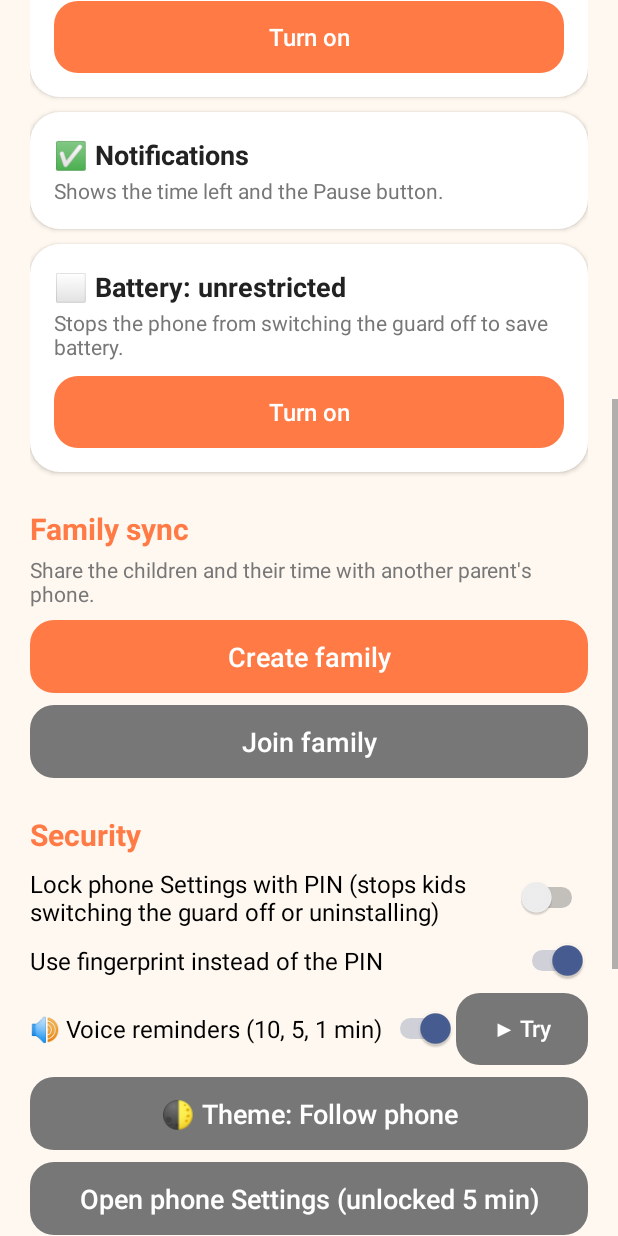
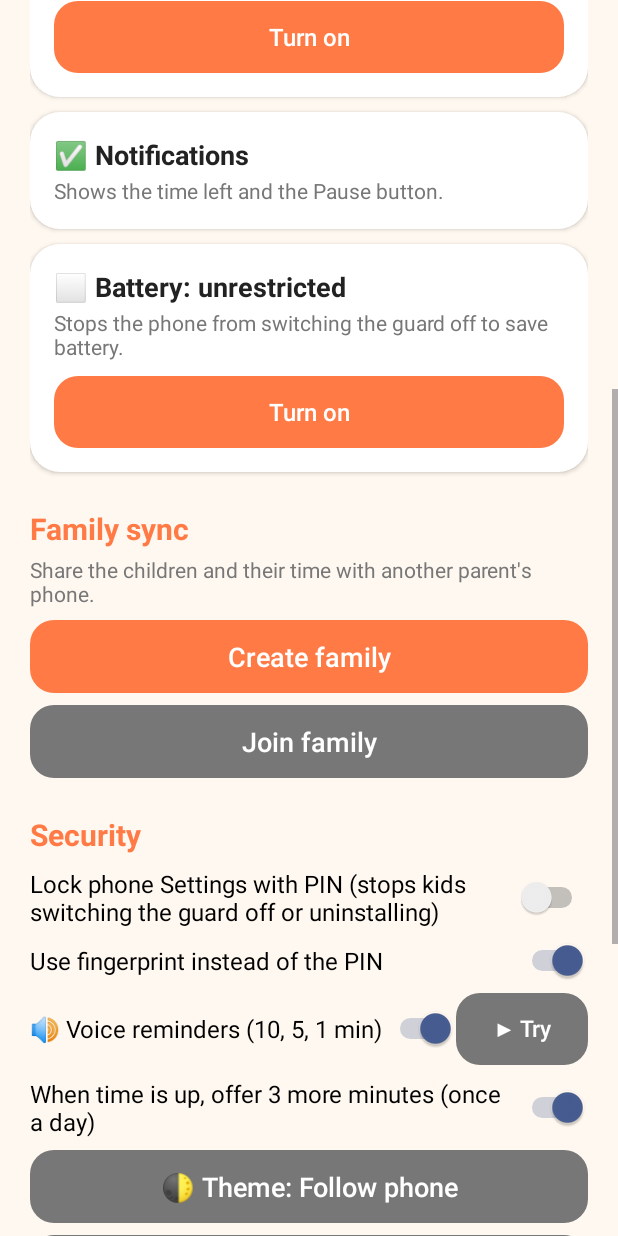
Before and after one commit to mckogan2/phone-time-tracker, an Android app: the ParentActivity screen opened directly, with no data from a screen before it, scrolled down 576 dp, on a phone screen of 412 x 824 dp. Run offline under Robolectric (Android 15) with nearby library versions, the phone set to English and light mode, and no system bars; our stand-ins replace Firebase (no records; nobody signed in at launch, a user with empty details on screens opened directly).

Commit message:
Time's up: once a day, "3 more minutes?" with big yes/no
When a kid's time runs out, the time-up screen first offers 3 more
minutes, once a day per kid, with big ✅ / ❌ buttons. Yes adds the
minutes and goes straight back to the game. A voice plays with it once
voice_<lang>_extra recordings are added. Parents can turn the offer off
in Settings (this phone only).

Reminders now only say what's true: after bonus minutes a kid hears
"1 minute left", never a wrong "5 minutes".

Co-Authored-By: Claude Opus 5.5 <noreply@anthropic.com>
Claude-Session: https://claude.ai/code/session_01UYjdNgjZpZ27a7qTvfEb62

```diff
--- a/app/src/main/java/com/mckogan/playtime/ParentActivity.kt
+++ b/app/src/main/java/com/mckogan/playtime/ParentActivity.kt
@@ -341,6 +341,12 @@ class ParentActivity : Activity() {
         }, LinearLayout.LayoutParams(0, LinearLayout.LayoutParams.WRAP_CONTENT, 1f))
         voiceRow.addView(Ui.button(this, getString(R.string.voice_try), Ui.MUTED, 15f) { Voice.play(this, 5) })
         root.add(voiceRow, topMarginDp = 8)
+        root.add(Ui.switch(this).apply {
+            text = getString(R.string.extra_setting, Store.EXTRA_MINUTES)
+            textSize = 16f
+            isChecked = store.offerExtra
+            setOnCheckedChangeListener { _, checked -> store.offerExtra = checked }
+        }, topMarginDp = 8)
         root.add(Ui.button(this, getString(R.string.theme, themeLabel(store.theme)), Ui.MUTED) { chooseTheme() }, topMarginDp = 8)
         root.add(Ui.button(this, getString(R.string.open_settings), Ui.MUTED) {
             openSystem(Intent(Settings.ACTION_SETTINGS))
--- a/app/src/main/java/com/mckogan/playtime/Store.kt
+++ b/app/src/main/java/com/mckogan/playtime/Store.kt
@@ -357,6 +357,18 @@ class Store(context: Context) {
         onAdjust?.invoke(kidId, today(), deltaMs)
     }
 
+    /** "Time's up — 3 more minutes?" was already offered to this kid today (yes or no). */
+    fun extraOfferedToday(kidId: String): Boolean = prefs.getString("extra_offer_$kidId", null) == today()
+
+    fun markExtraOffered(kidId: String) {
+        prefs.edit().putString("extra_offer_$kidId", today()).apply()
+    }
+
+    /** Offer kids one "3 more minutes?" a day when their time is up. This phone only. */
+    var offerExtra: Boolean
+        get() = prefs.getBoolean(KEY_OFFER_EXTRA, true)
+        set(value) = prefs.edit().putBoolean(KEY_OFFER_EXTRA, value).apply()
+
     /** Extra time for today only. */
     fun addBonus(kidId: String, minutes: Int) = adjust(kidId, -minutes * MINUTE_MS)
 
@@ -604,6 +616,8 @@ class Store(context: Context) {
         private const val KEY_FINGERPRINT = "use_fingerprint"
         private const val KEY_VOICE = "voice_reminders"
         private const val KEY_THEME = "theme"
+        private const val KEY_OFFER_EXTRA = "offer_extra"
+        const val EXTRA_MINUTES = 3
         private const val KEY_MY_APPS = "my_apps"
         private const val KEY_HOURS_ON = "hours_on"
         private const val KEY_HOURS_FROM = "hours_from"
--- a/app/src/main/res/values/strings.xml
+++ b/app/src/main/res/values/strings.xml
@@ -162,6 +162,10 @@
     <string name="use_fingerprint">Use fingerprint instead of the PIN</string>
     <string name="voice_reminders">🔊 Voice reminders (10, 5, 1 min)</string>
     <string name="voice_try">▶ Try</string>
+    <string name="extra_offer">Want %1$d more minutes?</string>
+    <string name="extra_yes">✅ Yes</string>
+    <string name="extra_no">❌ No</string>
+    <string name="extra_setting">When time is up, offer %1$d more minutes (once a day)</string>
     <string name="theme">🌓 Theme: %1$s</string>
     <string name="theme_system">Follow phone</string>
     <string name="theme_light">Light</string>
```
Also changed, not shown: app/src/main/java/com/mckogan/playtime/GuardService.kt (+5 -2 lines), app/src/main/java/com/mckogan/playtime/MainActivity.kt (+43 -0 lines), app/src/main/java/com/mckogan/playtime/Voice.kt (+15 -2 lines), 1 other file.
